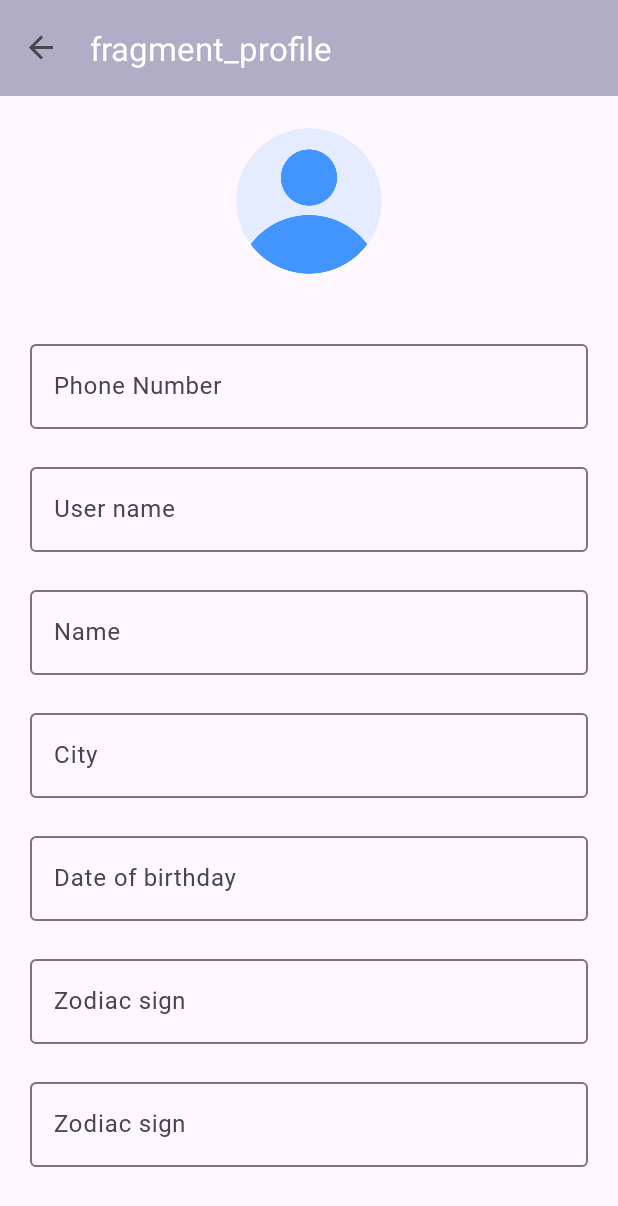
After one commit to Nurullokhon2001/MangoChatApp, an Android app: the ProfileFragment screen opened through its navigation route, on a phone screen of 412 x 824 dp. The commit adds this screen. Shown: the top 1206 px of the screen. Run offline under Robolectric (Android 15) with nearby library versions, the phone set to English and light mode, and no system bars; our stand-ins replace Dagger/Hilt's generated code, navigation-ui; pictures from the network do not load.

Commit message:
created Profile screen

```diff
--- a/app/src/main/java/mango/fzco/chat/data/ChatApi.kt
+++ b/app/src/main/java/mango/fzco/chat/data/ChatApi.kt
@@ -6,7 +6,9 @@ import mango.fzco.chat.data.dto.request.SendAuthCodeRequestDto
 import mango.fzco.chat.data.dto.response.CheckAuthCodeResponseDto
 import mango.fzco.chat.data.dto.response.RegisterResponseDto
 import mango.fzco.chat.data.dto.response.SendAuthCodeResponseDto
+import mango.fzco.chat.data.dto.response.UserResponseDto
 import retrofit2.http.Body
+import retrofit2.http.GET
 import retrofit2.http.POST
 
 interface ChatApi {
@@ -19,4 +21,7 @@ interface ChatApi {
 
     @POST("/api/v1/users/register/")
     suspend fun registerUser(@Body body: RegisterRequestDto): RegisterResponseDto
+
+    @GET()
+    suspend fun getUser(): UserResponseDto
 }
--- /dev/null
+++ b/app/src/main/java/mango/fzco/chat/data/dto/response/Avatars.kt
@@ -0,0 +1,7 @@
+package mango.fzco.chat.data.dto.response
+
+data class Avatars(
+    val avatar: String,
+    val bigAvatar: String,
+    val miniAvatar: String
+)
--- /dev/null
+++ b/app/src/main/java/mango/fzco/chat/data/dto/response/ProfileData.kt
@@ -0,0 +1,19 @@
+package mango.fzco.chat.data.dto.response
+
+data class ProfileData(
+    val avatar: String,
+    val avatars: Avatars,
+    val birthday: String,
+    val city: String,
+    val completed_task: Int,
+    val created: String,
+    val id: Int,
+    val instagram: String,
+    val last: String,
+    val name: String,
+    val online: Boolean,
+    val phone: String,
+    val status: String,
+    val username: String,
+    val vk: String
+)
--- /dev/null
+++ b/app/src/main/java/mango/fzco/chat/data/dto/response/UserResponseDto.kt
@@ -0,0 +1,5 @@
+package mango.fzco.chat.data.dto.response
+
+data class UserResponseDto(
+    val profile_data: ProfileData
+)
--- a/app/src/main/java/mango/fzco/chat/presentation/chats/ChatsFragment.kt
+++ b/app/src/main/java/mango/fzco/chat/presentation/chats/ChatsFragment.kt
@@ -13,6 +13,7 @@ import androidx.core.view.MenuProvider
 import androidx.fragment.app.Fragment
 import androidx.fragment.app.viewModels
 import androidx.lifecycle.Lifecycle
+import androidx.navigation.fragment.findNavController
 import dagger.hilt.android.AndroidEntryPoint
 import mango.fzco.chat.R
 import mango.fzco.chat.databinding.FragmentChatsBinding
@@ -70,11 +71,7 @@ class ChatsFragment : Fragment() {
                     }
 
                     R.id.menu_profile -> {
-                        Toast.makeText(
-                            requireContext(),
-                            getString(R.string.profile),
-                            Toast.LENGTH_SHORT
-                        ).show()
+                        findNavController().navigate(R.id.action_chatsFragment_to_profileFragment)
                         true
                     }
 
--- /dev/null
+++ b/app/src/main/java/mango/fzco/chat/presentation/profile/ProfileFragment.kt
@@ -0,0 +1,29 @@
+package mango.fzco.chat.presentation.profile
+
+import android.os.Bundle
+import androidx.fragment.app.Fragment
+import android.view.LayoutInflater
+import android.view.View
+import android.view.ViewGroup
+import mango.fzco.chat.databinding.FragmentProfileBinding
+
+
+class ProfileFragment : Fragment() {
+
+    private var _binding: FragmentProfileBinding? = null
+    private val binding: FragmentProfileBinding get() = _binding!!
+
+    override fun onCreateView(
+        inflater: LayoutInflater, container: ViewGroup?, savedInstanceState: Bundle?
+    ): View {
+        _binding = FragmentProfileBinding.inflate(layoutInflater, container, false)
+
+        return binding.root
+    }
+
+
+    override fun onDestroyView() {
+        _binding = null
+        super.onDestroyView()
+    }
+}
--- /dev/null
+++ b/app/src/main/res/layout/fragment_profile.xml
@@ -0,0 +1,128 @@
+<?xml version="1.0" encoding="utf-8"?>
+<LinearLayout xmlns:android="http://schemas.android.com/apk/res/android"
+    xmlns:app="http://schemas.android.com/apk/res-auto"
+    xmlns:tools="http://schemas.android.com/tools"
+    android:layout_width="match_parent"
+    android:layout_height="match_parent"
+    android:orientation="vertical"
+    tools:context=".presentation.profile.ProfileFragment">
+
+    <com.google.android.material.imageview.ShapeableImageView
+        android:id="@+id/iv_chat"
+        android:layout_width="100dp"
+        android:layout_height="100dp"
+        android:layout_gravity="center_horizontal"
+        android:layout_marginHorizontal="15dp"
+        android:layout_marginTop="20dp"
+        android:scaleType="centerCrop"
+        android:src="@drawable/ic_user"
+        app:shapeAppearanceOverlay="@style/roundedImageViewRounded" />
+
+    <com.google.android.material.textfield.TextInputLayout
+        android:layout_width="match_parent"
+        android:layout_height="wrap_content"
+        android:layout_marginHorizontal="20dp"
+        android:layout_marginTop="40dp"
+        android:focusable="false"
+        android:hint="@string/phone_number">
+
+        <com.google.android.material.textfield.TextInputEditText
+            android:id="@+id/ti_phone_number"
+            android:layout_width="match_parent"
+            android:layout_height="match_parent"
+            android:focusable="false"
+            android:fontFamily="@font/roboto_regular" />
+
+    </com.google.android.material.textfield.TextInputLayout>
+
+    <com.google.android.material.textfield.TextInputLayout
+        android:layout_width="match_parent"
+        android:layout_height="wrap_content"
+        android:layout_margin="20dp"
+        android:hint="@string/user_name">
+
+        <com.google.android.material.textfield.TextInputEditText
+            android:id="@+id/ti_user_name"
+            android:layout_width="match_parent"
+            android:layout_height="match_parent"
+            android:digits="@string/user_name_digits"
+            android:fontFamily="@font/roboto_regular" />
+
+    </com.google.android.material.textfield.TextInputLayout>
+
+    <com.google.android.material.textfield.TextInputLayout
+        android:layout_width="match_parent"
+        android:layout_height="wrap_content"
+        android:layout_marginHorizontal="20dp"
+        android:hint="@string/name">
+
+        <com.google.android.material.textfield.TextInputEditText
+            android:id="@+id/ti_name"
+            android:layout_width="match_parent"
+            android:layout_height="match_parent"
+            android:fontFamily="@font/roboto_regular"
+            android:inputType="text" />
+
+    </com.google.android.material.textfield.TextInputLayout>
+
+    <com.google.android.material.textfield.TextInputLayout
+        android:layout_width="match_parent"
+        android:layout_height="wrap_content"
+        android:layout_margin="20dp"
+        android:hint="@string/city">
+
+        <com.google.android.material.textfield.TextInputEditText
+            android:id="@+id/ti_city"
+            android:layout_width="match_parent"
+            android:layout_height="match_parent"
+            android:fontFamily="@font/roboto_regular"
+            android:inputType="text" />
+
+    </com.google.android.material.textfield.TextInputLayout>
+
+    <com.google.android.material.textfield.TextInputLayout
+        android:layout_width="match_parent"
+        android:layout_height="wrap_content"
+        android:layout_marginHorizontal="20dp"
+        android:hint="@string/date_of_birthday">
+
+        <com.google.android.material.textfield.TextInputEditText
+            android:id="@+id/ti_date_of_birth_day"
+            android:layout_width="match_parent"
+            android:layout_height="match_parent"
+            android:fontFamily="@font/roboto_regular"
+            android:inputType="text" />
+
+    </com.google.android.material.textfield.TextInputLayout>
+
+    <com.google.android.material.textfield.TextInputLayout
+        android:layout_width="match_parent"
+        android:layout_height="wrap_content"
+        android:layout_margin="20dp"
+        android:hint="@string/zodiac_sign">
+
+        <com.google.android.material.textfield.TextInputEditText
+            android:id="@+id/ti_zodiak_sign"
+            android:layout_width="match_parent"
+            android:layout_height="match_parent"
+            android:fontFamily="@font/roboto_regular"
+            android:inputType="text" />
+
+    </com.google.android.material.textfield.TextInputLayout>
+
+    <com.google.android.material.textfield.TextInputLayout
+        android:layout_width="match_parent"
+        android:layout_height="wrap_content"
+        android:layout_marginHorizontal="20dp"
+        android:hint="@string/zodiac_sign">
+
+        <com.google.android.material.textfield.TextInputEditText
+            android:id="@+id/ti_about_user"
+            android:layout_width="match_parent"
+            android:layout_height="match_parent"
+            android:fontFamily="@font/roboto_regular"
+            android:inputType="text" />
+
+    </com.google.android.material.textfield.TextInputLayout>
+
+</LinearLayout>
--- a/app/src/main/res/navigation/main_navigation.xml
+++ b/app/src/main/res/navigation/main_navigation.xml
@@ -49,6 +49,15 @@
         android:id="@+id/chatsFragment"
         android:name="mango.fzco.chat.presentation.chats.ChatsFragment"
         android:label="fragment_chats"
-        tools:layout="@layout/fragment_chats" />
+        tools:layout="@layout/fragment_chats" >
+        <action
+            android:id="@+id/action_chatsFragment_to_profileFragment"
+            app:destination="@id/profileFragment" />
+    </fragment>
+    <fragment
+        android:id="@+id/profileFragment"
+        android:name="mango.fzco.chat.presentation.profile.ProfileFragment"
+        android:label="fragment_profile"
+        tools:layout="@layout/fragment_profile" />
 
 </navigation>
--- a/app/src/main/res/values/strings.xml
+++ b/app/src/main/res/values/strings.xml
@@ -22,4 +22,7 @@
     <string name="camera">Camera</string>
     <string name="settings">Settings</string>
     <string name="add_new_chat">Add new chat</string>
+    <string name="city">City</string>
+    <string name="zodiac_sign">Zodiac sign</string>
+    <string name="date_of_birthday">Date of birthday</string>
 </resources>
```
